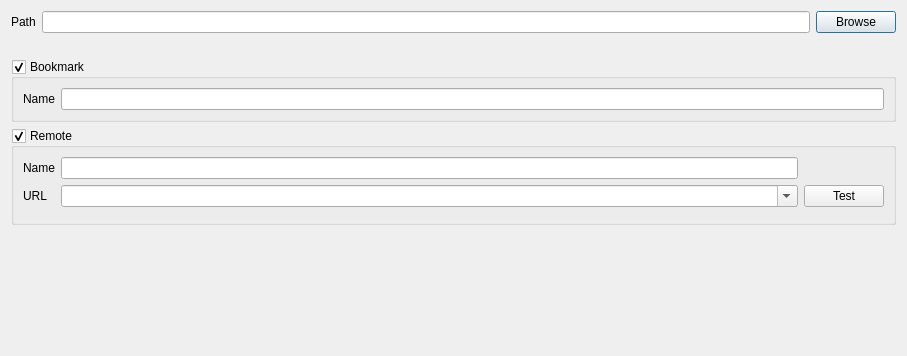
The window that src/CreateRepositoryDialog.ui (soramimi/Guitar) describes before a commit, drawn with Qt 5; both pictures show x 0 to 907 and y 0 to 356 of the 907 by 624 pixel window.
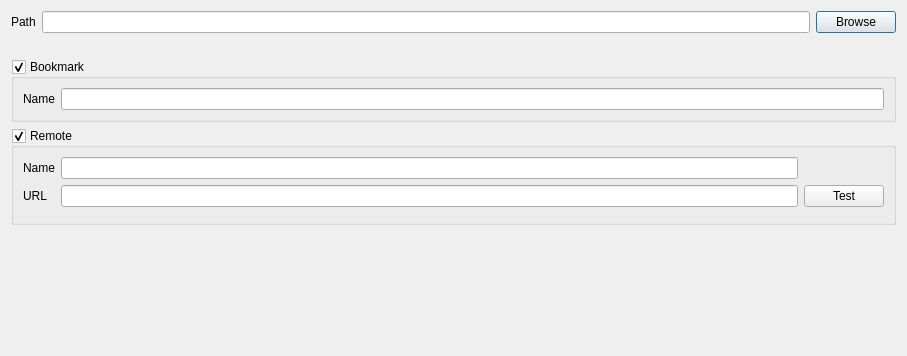
The same window after the commit. Custom widgets are drawn as their Qt base class.

```diff
--- a/src/CreateRepositoryDialog.ui
+++ b/src/CreateRepositoryDialog.ui
@@ -101,14 +101,14 @@
          </widget>
         </item>
         <item row="1" column="1">
-         <widget class="RepositoryUrlComboBox" name="comboBox_url">
+         <widget class="RepositoryUrlLineEdit" name="lineEdit_url">
           <property name="sizePolicy">
            <sizepolicy hsizetype="Expanding" vsizetype="Fixed">
             <horstretch>0</horstretch>
             <verstretch>0</verstretch>
            </sizepolicy>
           </property>
-          <property name="editable">
+          <property name="editable" stdset="0">
            <bool>true</bool>
           </property>
          </widget>
@@ -187,9 +187,9 @@
    <container>1</container>
   </customwidget>
   <customwidget>
-   <class>RepositoryUrlComboBox</class>
-   <extends>QComboBox</extends>
-   <header>RepositoryUrlComboBox.h</header>
+   <class>RepositoryUrlLineEdit</class>
+   <extends>QLineEdit</extends>
+   <header>RepositoryUrlLineEdit.h</header>
   </customwidget>
  </customwidgets>
  <resources/>
```
